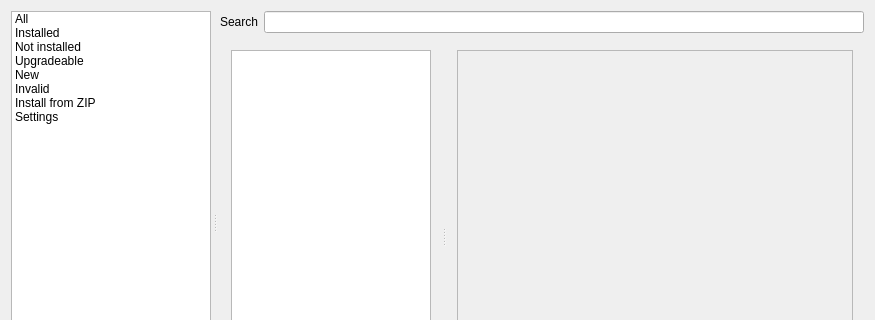
Above: src/ui/qgspluginmanagerbase.ui from qgis/QGIS before the change; both pictures show x 0 to 875 and y 0 to 320 of the 875 by 471 pixel window. Below: the same form after it.
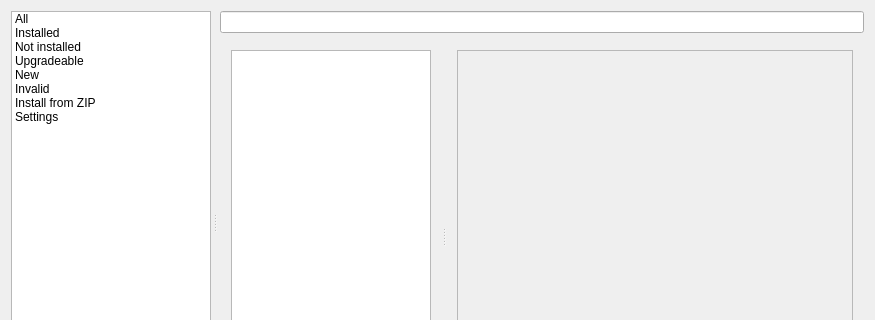
That is the form after the change. Icons and pictures are not drawn. Custom widgets are drawn as their Qt base class.

Commit message: [pluginmanager] show search icon in filter line edit and removed search label

The edit to the form file:
```diff
--- a/src/ui/qgspluginmanagerbase.ui
+++ b/src/ui/qgspluginmanagerbase.ui
@@ -268,24 +268,6 @@
             <number>0</number>
            </property>
            <item>
-            <layout class="QHBoxLayout" name="horizontalLayout_4">
-             <item>
-              <widget class="QLabel" name="lblFilter">
-               <property name="sizePolicy">
-                <sizepolicy hsizetype="Preferred" vsizetype="Fixed">
-                 <horstretch>0</horstretch>
-                 <verstretch>0</verstretch>
-                </sizepolicy>
-               </property>
-               <property name="text">
-                <string>Search</string>
-               </property>
-               <property name="buddy">
-                <cstring>leFilter</cstring>
-               </property>
-              </widget>
-             </item>
-             <item>
               <widget class="QgsFilterLineEdit" name="leFilter">
                <property name="sizePolicy">
                 <sizepolicy hsizetype="Expanding" vsizetype="Fixed">
@@ -295,8 +277,6 @@
                </property>
               </widget>
              </item>
-            </layout>
-           </item>
            <item>
             <widget class="QSplitter" name="mPluginsDetailsSplitter">
              <property name="sizePolicy">
```
Left out of the diff: 4 changed lines with no effect on the pictures. Lines whose indentation alone changed are shown as unchanged. The commit also changes 1 other file.
